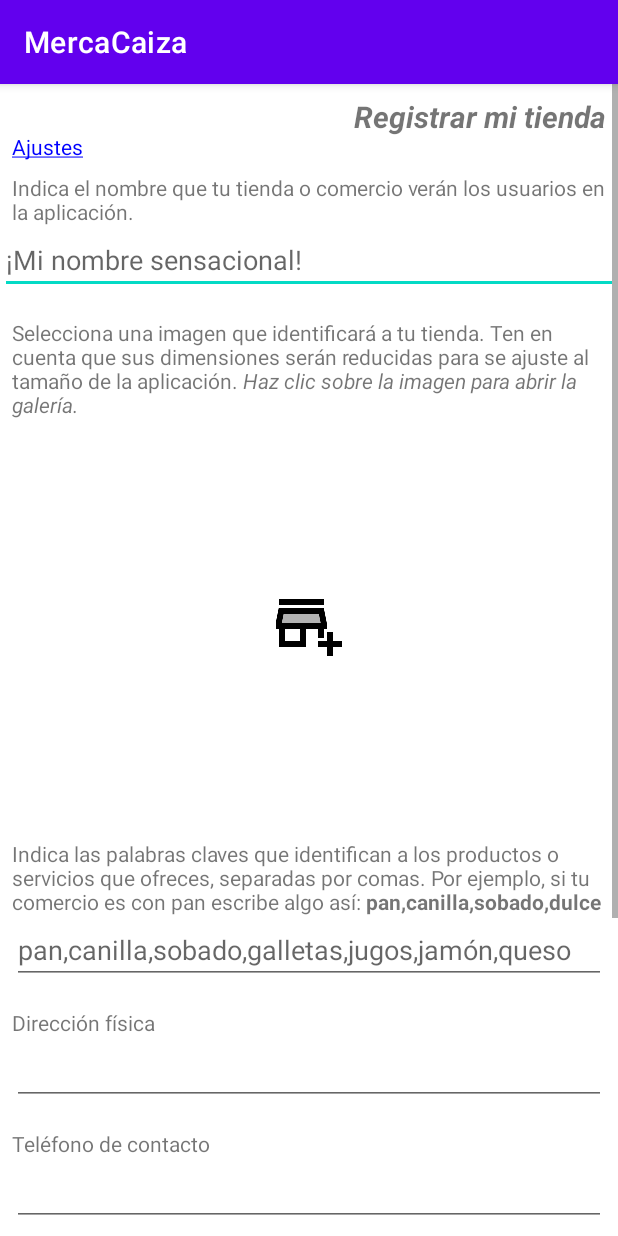
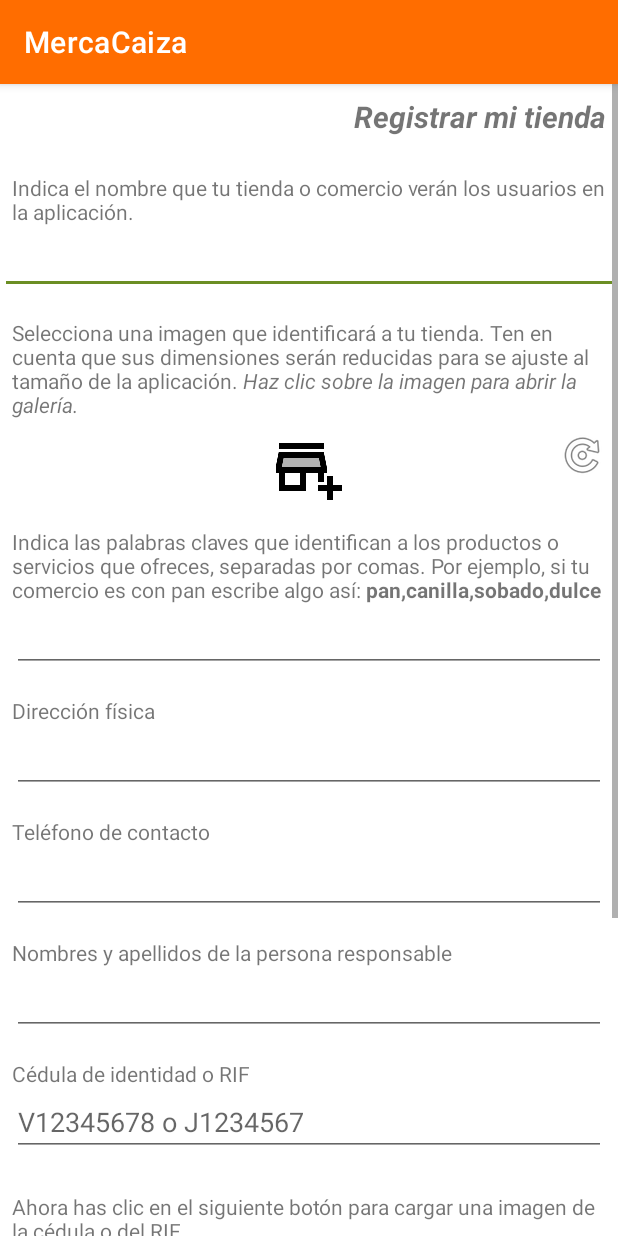
Before and after one commit to aldodell/MercaCaiza, an Android app: the fragment EditorTienda shown on its own in the app's theme, on a phone screen of 412 x 824 dp. Run offline under Robolectric (Android 15) with nearby library versions, the phone set to English and light mode, and no system bars; our stand-ins replace Firebase (no records; nobody signed in at launch, a user with empty details on screens opened directly).

Commit message:
Iniciando registro de tienda

```diff
--- a/app/src/main/AndroidManifest.xml
+++ b/app/src/main/AndroidManifest.xml
@@ -9,7 +9,8 @@
         android:roundIcon="@mipmap/ic_launcher_round"
         android:supportsRtl="true"
         android:theme="@style/Theme.MercaCaiza">
-        <activity android:name=".Base"></activity>
+        <activity android:name=".Ajustes"></activity>
+        <activity android:name=".Base" />
         <activity android:name=".RecuperarContrasena">
             <intent-filter>
                 <action android:name="android.intent.action.VIEW" />
@@ -32,4 +33,6 @@
         </activity>
     </application>
 
+    <uses-permission android:name="android.permission.READ_EXTERNAL_STORAGE" />
+
 </manifest>
--- a/app/src/main/java/org/philosophicas/mercacaiza/Base.kt
+++ b/app/src/main/java/org/philosophicas/mercacaiza/Base.kt
@@ -71,7 +71,7 @@ class Base : AppCompatActivity() {
                     }
 
                     R.id.menu_base_ajustes -> {
-
+                        abrirFragmento(EditorTienda.newInstance("", ""))
                     }
 
                     else -> return false
@@ -87,8 +87,6 @@ class Base : AppCompatActivity() {
     }
 
 
-
-
     private fun abrirFragmento(fragment: Fragment) {
         val transaction = supportFragmentManager.beginTransaction()
         transaction.replace(R.id.base_contenedor, fragment)
@@ -97,6 +95,4 @@ class Base : AppCompatActivity() {
     }
 
 
-
-
 }
--- a/app/src/main/java/org/philosophicas/mercacaiza/EditorTienda.kt
+++ b/app/src/main/java/org/philosophicas/mercacaiza/EditorTienda.kt
@@ -1,16 +1,22 @@
 package org.philosophicas.mercacaiza
 
 import android.app.Activity
+import android.app.AlertDialog
+import android.content.DialogInterface
 import android.content.Intent
+import android.content.res.Configuration
 import android.graphics.Bitmap
+import android.net.Uri
 import android.os.Bundle
-import android.provider.MediaStore
-import android.util.Log
 import android.view.LayoutInflater
 import android.view.View
 import android.view.ViewGroup
+import android.widget.Button
+import android.widget.EditText
 import android.widget.ImageButton
 import androidx.fragment.app.Fragment
+import com.google.firebase.auth.FirebaseAuth
+import com.google.firebase.firestore.FirebaseFirestore
 
 // TODO: Rename parameter arguments, choose names that match
 // the fragment initialization parameters, e.g. ARG_ITEM_NUMBER
@@ -23,14 +29,28 @@ private const val ARG_PARAM2 = "param2"
  * Use the [EditorTienda.newInstance] factory method to
  * create an instance of this fragment.
  */
-class EditorTienda() : Fragment() {
+class EditorTienda : Fragment() {
     // TODO: Rename and change types of parameters
     private var param1: String? = null
     private var param2: String? = null
-    private lateinit var cargarImagen: ImageButton
-    private lateinit var hp: HiperLinkTextView
+    private lateinit var editor_tienda_imagen: ImageButton
+    private lateinit var editor_tienda_nombre: EditText
+    private lateinit var editor_tienda_palabras_clave: EditText
+    private lateinit var editor_tienda_direccion_fisica: EditText
+    private lateinit var editor_tienda_telefono: EditText
+    private lateinit var editor_tienda_nombre_responsable: EditText
+    private lateinit var editor_tienda_cedula_rif: EditText
+    private lateinit var editor_tienda_cedula_rif_imagen: ImageButton
+    private lateinit var editor_tienda_imagen_rotar: ImageButton
+    private lateinit var editor_tienda_cedula_imagen_rotar: ImageButton
+    private lateinit var editor_tienda_guardar: Button
 
-    private val OBTENER_IMAGEN = 100
+    private val OBTENER_IMAGEN_TIENDA = 100
+    private val OBTENER_IMAGEN_CEDULA = 101
+
+    private var tiendaBitmap: Bitmap? = null
+    private var cedulaBitmap: Bitmap? = null
+
 
     override fun onCreate(savedInstanceState: Bundle?) {
         super.onCreate(savedInstanceState)
@@ -46,59 +66,153 @@ class EditorTienda() : Fragment() {
             inflater: LayoutInflater, container: ViewGroup?,
             savedInstanceState: Bundle?
     ): View? {
+
         // Inflate the layout for this fragment
         val view = inflater.inflate(R.layout.fragment_editor_tienda, container, false)
-        cargarImagen = view.findViewById(R.id.editor_tienda_imagen)
-        hp = view.findViewById(R.id.hp)
-        hp.setOnClickListener {
-            Log.d("aldox", "hola mundo")
+        editor_tienda_imagen = view.findViewById(R.id.editor_tienda_imagen)
+        editor_tienda_nombre = view.findViewById(R.id.editor_tienda_nombre)
+        editor_tienda_palabras_clave = view.findViewById(R.id.editor_tienda_palabras_clave)
+        editor_tienda_direccion_fisica = view.findViewById(R.id.editor_tienda_direccion_fisica)
+        editor_tienda_telefono = view.findViewById(R.id.editor_tienda_telefono)
+        editor_tienda_nombre_responsable = view.findViewById(R.id.editor_tienda_nombre_responsable)
+        editor_tienda_cedula_rif = view.findViewById(R.id.editor_tienda_cedula_rif)
+        editor_tienda_cedula_rif_imagen = view.findViewById(R.id.editor_tienda_cedula_rif_imagen)
+        editor_tienda_imagen_rotar = view.findViewById(R.id.editor_tienda_imagen_rotar)
+        editor_tienda_cedula_imagen_rotar = view.findViewById(R.id.editor_tienda_cedula_imagen_rotar)
+        editor_tienda_guardar = view.findViewById(R.id.editor_tienda_guardar)
+
+
+        //Configuramos el botón de carga de imagen para la tienda
+        editor_tienda_imagen.setOnClickListener {
+            val intento = Intent(
+                    Intent.ACTION_GET_CONTENT
+
+            )
+            intento.type = "image/*"
+            startActivityForResult(intento, OBTENER_IMAGEN_TIENDA)
         }
 
-        //Configuramos el botón de carga de imagen
-        cargarImagen.setOnClickListener {
-            // val intento = Intent(Intent.ACTION_GET_CONTENT)
+
+        //Configuramos el botón de carga de imagen para la cedula
+        editor_tienda_cedula_rif_imagen.setOnClickListener {
             val intento = Intent(
-                Intent.ACTION_PICK,
-                MediaStore.Images.Media.INTERNAL_CONTENT_URI
+                    Intent.ACTION_GET_CONTENT
             )
-
             intento.type = "image/*"
-            intento.putExtra("crop", "true")
-            intento.putExtra("scale", true)
-            intento.putExtra("outputX", 256)
-            intento.putExtra("outputY", 256)
-            intento.putExtra("aspectX", 1)
-            intento.putExtra("aspectY", 1)
-            intento.putExtra("return-data", true)
-            startActivityForResult(intento, OBTENER_IMAGEN)
+            startActivityForResult(intento, OBTENER_IMAGEN_CEDULA)
 
         }
 
+        //rotación del logo de la tienda
+        editor_tienda_imagen_rotar.setOnClickListener {
+            tiendaBitmap?.let {
+                tiendaBitmap = rotateImage(tiendaBitmap!!, 90F)
+                editor_tienda_imagen.setImageBitmap(tiendaBitmap)
+            }
+        }
 
+
+        //rotación del logo de la tienda
+        editor_tienda_cedula_imagen_rotar.setOnClickListener {
+            cedulaBitmap?.let {
+                cedulaBitmap = rotateImage(cedulaBitmap!!, 90F)
+                editor_tienda_cedula_rif_imagen.setImageBitmap(cedulaBitmap)
+            }
+        }
+
+        //Guardamos la información
+        editor_tienda_guardar.setOnClickListener {
+            guardar()
+        }
 
 
 
         return view
     }
 
+
+    fun guardar() {
+        val db = FirebaseFirestore.getInstance()
+        val usuarioId = ManejadorDePreferencias(this.requireContext()).usuarioId
+        if (usuarioId != null) {
+
+            val tienda = Tienda().apply {
+                nombre = editor_tienda_nombre.text.toString()
+                palabrasClaves = editor_tienda_palabras_clave.text.toString()
+                direccionFisica = editor_tienda_direccion_fisica.text.toString()
+                telefono = editor_tienda_telefono.text.toString()
+                personaResponsable = editor_tienda_nombre_responsable.text.toString()
+                cedulaRif = editor_tienda_cedula_rif.text.toString()
+
+            }
+
+            val tiendaRef = db.document("usuarios/${usuarioId}/tiendas/0")
+            tiendaRef.set(tienda.map)
+                    .addOnSuccessListener {
+                        AlertDialog.Builder(this.requireContext())
+                                .setMessage(getString(R.string.ok))
+                                .setNeutralButton(R.string.ok) { _, _ -> }
+                                .show()
+
+                    }
+                    .addOnFailureListener {
+                        AlertDialog.Builder(this.requireContext())
+                                .setMessage("${getString(R.string.error_al_guardar)}:${it.message!!}")
+                                .setNeutralButton(R.string.ok) { _, _ -> }
+                                .show()
+                    }
+
+        } else {
+            AlertDialog.Builder(this.requireContext())
+                    .setMessage("Usuario sin validar")
+                    .setNeutralButton(R.string.ok) { _, _ -> }
+                    .show()
+        }
+
+
+    }
+
+
     override fun onActivityResult(requestCode: Int, resultCode: Int, data: Intent?) {
         super.onActivityResult(requestCode, resultCode, data)
 
         when (requestCode) {
-            OBTENER_IMAGEN -> {
+
+            OBTENER_IMAGEN_TIENDA -> {
                 if (resultCode == Activity.RESULT_OK) {
-                    if (data != null) {
-                        if (data.extras != null) {
-                            val bitmap = data.extras!!.getParcelable<Bitmap>("data")
-                            cargarImagen.setImageBitmap(bitmap)
+                    val uri = data?.data as Uri
+                    uri.let {
+                        tiendaBitmap = darFormatoImagen(this.requireContext(), it, 720)
+                        tiendaBitmap?.let { im ->
+                            editor_tienda_imagen.setImageBitmap(im)
                         }
+
+
                     }
                 }
             }
 
+            OBTENER_IMAGEN_CEDULA -> {
+
+                if (resultCode == Activity.RESULT_OK) {
+                    val uri = data?.data as Uri
+                    uri.let {
+                        cedulaBitmap = darFormatoImagen(this.requireContext(), it, 720)
+                        cedulaBitmap?.let { im ->
+                            editor_tienda_cedula_rif_imagen.setImageBitmap(im)
+                        }
+
+
+                    }
+
+                }
+            }
+
+
             else -> {
             }
         }
+
 
     }
 
--- a/app/src/main/java/org/philosophicas/mercacaiza/RecuperarContrasena.kt
+++ b/app/src/main/java/org/philosophicas/mercacaiza/RecuperarContrasena.kt
@@ -8,6 +8,7 @@ import android.widget.Button
 import android.widget.EditText
 import android.widget.Toast
 import androidx.appcompat.app.AlertDialog
+import com.google.firebase.auth.FirebaseAuth
 import com.google.firebase.dynamiclinks.FirebaseDynamicLinks
 
 class RecuperarContrasena : AppCompatActivity() {
@@ -17,6 +18,8 @@ class RecuperarContrasena : AppCompatActivity() {
     lateinit var renovar: Button
 
     private var oobCode: String? = null
+    private var autorizador = FirebaseAuth.getInstance()
+
 
     override fun onCreate(savedInstanceState: Bundle?) {
         super.onCreate(savedInstanceState)
--- a/app/src/main/res/layout/fragment_editor_tienda.xml
+++ b/app/src/main/res/layout/fragment_editor_tienda.xml
@@ -45,7 +45,6 @@
                 android:autofillHints=""
                 android:ems="10"
                 android:gravity="start|top"
-                android:hint="@string/nombre_tienda_sensacional"
                 android:inputType="textMultiLine"
                 app:layout_constraintEnd_toEndOf="parent"
                 app:layout_constraintStart_toStartOf="parent"
@@ -53,16 +52,16 @@
 
             <ImageButton
                 android:id="@+id/editor_tienda_imagen"
-                android:layout_width="256dp"
-                android:layout_height="256dp"
+                android:layout_width="wrap_content"
+                android:layout_height="wrap_content"
                 android:layout_marginTop="8dp"
-                android:background="@color/material_on_primary_emphasis_high_type"
+                android:background="@color/design_default_color_background"
+                android:contentDescription="@string/app_name"
                 android:scaleType="center"
                 android:src="@drawable/twotone_add_business_black_48"
                 app:layout_constraintEnd_toEndOf="parent"
                 app:layout_constraintStart_toStartOf="parent"
-                app:layout_constraintTop_toBottomOf="@+id/textView14"
-                android:contentDescription="TODO" />
+                app:layout_constraintTop_toBottomOf="@+id/textView14" />
 
             <TextView
                 android:id="@+id/textView15"
@@ -83,13 +82,12 @@
                 android:layout_height="wrap_content"
                 android:layout_marginStart="8dp"
                 android:layout_marginEnd="8dp"
+                android:autofillHints=""
                 android:ems="10"
-                android:hint="@string/ejemplo_categorias"
                 android:inputType="textPersonName"
                 app:layout_constraintEnd_toEndOf="parent"
                 app:layout_constraintStart_toStartOf="parent"
-                app:layout_constraintTop_toBottomOf="@+id/textView15"
-                android:autofillHints="" />
+                app:layout_constraintTop_toBottomOf="@+id/textView15" />
 
             <TextView
                 android:id="@+id/textView16"
@@ -108,13 +106,14 @@
                 android:layout_height="wrap_content"
                 android:layout_marginStart="8dp"
                 android:layout_marginEnd="8dp"
+                android:autofillHints=""
+                android:contentDescription="@string/app_name"
                 android:ems="10"
                 android:gravity="start|top"
                 android:inputType="textMultiLine"
                 app:layout_constraintEnd_toEndOf="parent"
                 app:layout_constraintStart_toStartOf="parent"
-                app:layout_constraintTop_toBottomOf="@+id/textView16"
-                android:autofillHints="" />
+                app:layout_constraintTop_toBottomOf="@+id/textView16" />
 
             <TextView
                 android:id="@+id/textView17"
@@ -144,17 +143,17 @@
                 android:id="@+id/editor_tienda_guardar"
                 android:layout_width="wrap_content"
                 android:layout_height="wrap_content"
-                android:layout_marginTop="200dp"
+                android:layout_marginTop="64dp"
+                android:layout_marginEnd="32dp"
                 android:text="@string/guardar"
                 app:layout_constraintEnd_toEndOf="parent"
-                app:layout_constraintStart_toStartOf="parent"
-                app:layout_constraintTop_toBottomOf="@+id/editor_tienda_telefono" />
+                app:layout_constraintTop_toBottomOf="@+id/editor_tienda_cedula_rif_imagen" />
 
             <TextView
                 android:id="@+id/textView18"
                 android:layout_width="wrap_content"
                 android:layout_height="wrap_content"
-                android:layout_marginTop="32dp"
+                android:layout_marginTop="100dp"
                 android:layout_marginEnd="8dp"
                 android:text="@string/app_name"
                 app:layout_constraintEnd_toEndOf="parent"
@@ -196,17 +195,71 @@
                 app:layout_constraintTop_toBottomOf="@+id/textView19"
                 android:autofillHints="" />
 
-            <view
-                android:id="@+id/hp"
-                class="org.philosophicas.mercacaiza.HiperLinkTextView"
+            <TextView
+                android:id="@+id/textView20"
                 android:layout_width="wrap_content"
                 android:layout_height="wrap_content"
                 android:layout_marginStart="8dp"
-                android:layout_marginTop="32dp"
-                android:text="@string/ajustes"
+                android:layout_marginTop="16dp"
+                android:text="@string/cedula_identidad_rif"
                 app:layout_constraintStart_toStartOf="parent"
-                app:layout_constraintTop_toTopOf="parent"
-                tools:text="@string/ajustes" />
+                app:layout_constraintTop_toBottomOf="@+id/editor_tienda_nombre_responsable" />
+
+            <EditText
+                android:id="@+id/editor_tienda_cedula_rif"
+                android:layout_width="0dp"
+                android:layout_height="wrap_content"
+                android:layout_marginStart="8dp"
+                android:layout_marginEnd="8dp"
+                android:ems="10"
+                android:hint="@string/modelo_cedula_rif"
+                android:inputType="textPersonName"
+                app:layout_constraintEnd_toEndOf="parent"
+                app:layout_constraintStart_toStartOf="parent"
+                app:layout_constraintTop_toBottomOf="@+id/textView20" />
+
+            <ImageButton
+                android:id="@+id/editor_tienda_cedula_rif_imagen"
+                android:layout_width="wrap_content"
+                android:layout_height="wrap_content"
+                android:layout_marginTop="8dp"
+                android:background="@color/design_default_color_background"
+                android:src="@drawable/twotone_person_add_black_48"
+                app:layout_constraintEnd_toEndOf="parent"
+                app:layout_constraintStart_toStartOf="parent"
+                app:layout_constraintTop_toBottomOf="@+id/textView21" />
+
+            <TextView
+                android:id="@+id/textView21"
+                android:layout_width="0dp"
+                android:layout_height="wrap_content"
+                android:layout_marginStart="8dp"
+                android:layout_marginTop="24dp"
+                android:layout_marginEnd="8dp"
+                android:text="@string/carga_identificacion"
+                app:layout_constraintEnd_toEndOf="parent"
+                app:layout_constraintStart_toStartOf="parent"
+                app:layout_constraintTop_toBottomOf="@+id/editor_tienda_cedula_rif" />
+
+            <ImageButton
+                android:id="@+id/editor_tienda_imagen_rotar"
+                android:layout_width="wrap_content"
+                android:layout_height="wrap_content"
+                android:layout_marginEnd="8dp"
+                android:background="@color/design_default_color_background"
+                android:src="@android:drawable/ic_menu_rotate"
+                app:layout_constraintEnd_toEndOf="parent"
+                app:layout_constraintTop_toTopOf="@+id/editor_tienda_imagen" />
+
+            <ImageButton
+                android:id="@+id/editor_tienda_cedula_imagen_rotar"
+                android:layout_width="wrap_content"
+                android:layout_height="wrap_content"
+                android:layout_marginEnd="8dp"
+                android:background="@color/design_default_color_background"
+                android:src="@android:drawable/ic_menu_rotate"
+                app:layout_constraintEnd_toEndOf="parent"
+                app:layout_constraintTop_toTopOf="@+id/editor_tienda_cedula_rif_imagen" />
 
         </androidx.constraintlayout.widget.ConstraintLayout>
     </ScrollView>
--- /dev/null
+++ b/app/src/main/res/values-night/colors.xml
@@ -0,0 +1,6 @@
+<?xml version="1.0" encoding="utf-8"?>
+<resources>
+    <color name="brick">#FF6D00</color>
+    <color name="olive">#6B8E23</color>
+    <color name="chocolate">#D2691E</color>
+</resources>
--- a/app/src/main/res/values/colors.xml
+++ b/app/src/main/res/values/colors.xml
@@ -8,5 +8,9 @@
     <color name="black">#FF000000</color>
     <color name="white">#FFFFFFFF</color>
     <color name="blue">#26C6DA</color>
+    <color name="brick">#FF6D00</color>
+    <color name="sand">#C2B280</color>
+    <color name="olive">#6B8E23</color>
+    <color name="chocolate">#D2691E</color>
 
 </resources>
--- a/app/src/main/res/values/strings.xml
+++ b/app/src/main/res/values/strings.xml
@@ -41,7 +41,15 @@
     <string name="telefono">Teléfono de contacto</string>
     <string name="guardar">Guardar</string>
     <string name="nombres_responsable">Nombres y apellidos de la persona responsable</string>
+    <string name="cedula_identidad_rif">Cédula de identidad o RIF</string>
+    <string name="modelo_cedula_rif">V12345678 o J1234567</string>
+    <string name="carga_identificacion">Ahora has clic en el siguiente botón para cargar una imagen de la cédula o del RIF</string>
+    <!-- TODO: Remove or change this placeholder text -->
+    <string name="hello_blank_fragment">Hello blank fragment</string>
+    <string name="administrar_datos_usuario">Administar datos de usuarios</string>
+    <string name="administrar_mi_tienda">Administrar mi tienda</string>
+    <string name="establecer_valor_dolar">Establecer valor del dólar americano($)</string>
 
-
+    <string name="error_al_guardar">Error guardando datos:</string>
 
 </resources>
--- a/app/src/main/res/values/themes.xml
+++ b/app/src/main/res/values/themes.xml
@@ -2,21 +2,18 @@
     <!-- Base application theme. -->
     <style name="Theme.MercaCaiza" parent="Theme.MaterialComponents.DayNight.DarkActionBar">
         <!-- Primary brand color. -->
-        <item name="colorPrimary">@color/purple_500</item>
-        <item name="colorPrimaryVariant">@color/purple_700</item>
+        <item name="colorPrimary">@color/brick</item>
+        <item name="colorPrimaryVariant">@color/sand</item>
         <item name="colorOnPrimary">@color/white</item>
         <!-- Secondary brand color. -->
-        <item name="colorSecondary">@color/teal_200</item>
+        <item name="colorSecondary">@color/olive</item>
         <item name="colorSecondaryVariant">@color/teal_700</item>
-        <item name="colorOnSecondary">@color/black</item>
+        <item name="colorOnSecondary">@color/chocolate</item>
         <!-- Status bar color. -->
         <item name="android:statusBarColor" tools:targetApi="l">?attr/colorPrimaryVariant</item>
         <!-- Customize your theme here. -->
     </style>
 
-    <style name="encabezados">
-        <item name="android:textSize">20sp</item>
-        <item name="android:textStyle">italic|bold</item>
-    </style>
+
 
 </resources>
```
Also changed, not shown: app/src/main/java/org/philosophicas/mercacaiza/AdministrarUsuario.kt (+32 -3 lines), app/src/main/java/org/philosophicas/mercacaiza/Ajustes.kt (added, +74 -0 lines), app/src/main/java/org/philosophicas/mercacaiza/Comunes.kt (added, +41 -0 lines), app/src/main/java/org/philosophicas/mercacaiza/MainActivity.kt (+10 -18 lines), app/src/main/java/org/philosophicas/mercacaiza/Mappeable.kt (added, +36 -0 lines), app/src/main/java/org/philosophicas/mercacaiza/Tienda.kt (added, +14 -0 lines), app/src/main/java/org/philosophicas/mercacaiza/Usuario.kt (added, +63 -0 lines), app/src/main/res/layout/fragment_ajustes.xml (added, +45 -0 lines), app/src/main/res/values/styles.xml (added, +9 -0 lines). Lines whose indentation alone changed are shown as unchanged.
